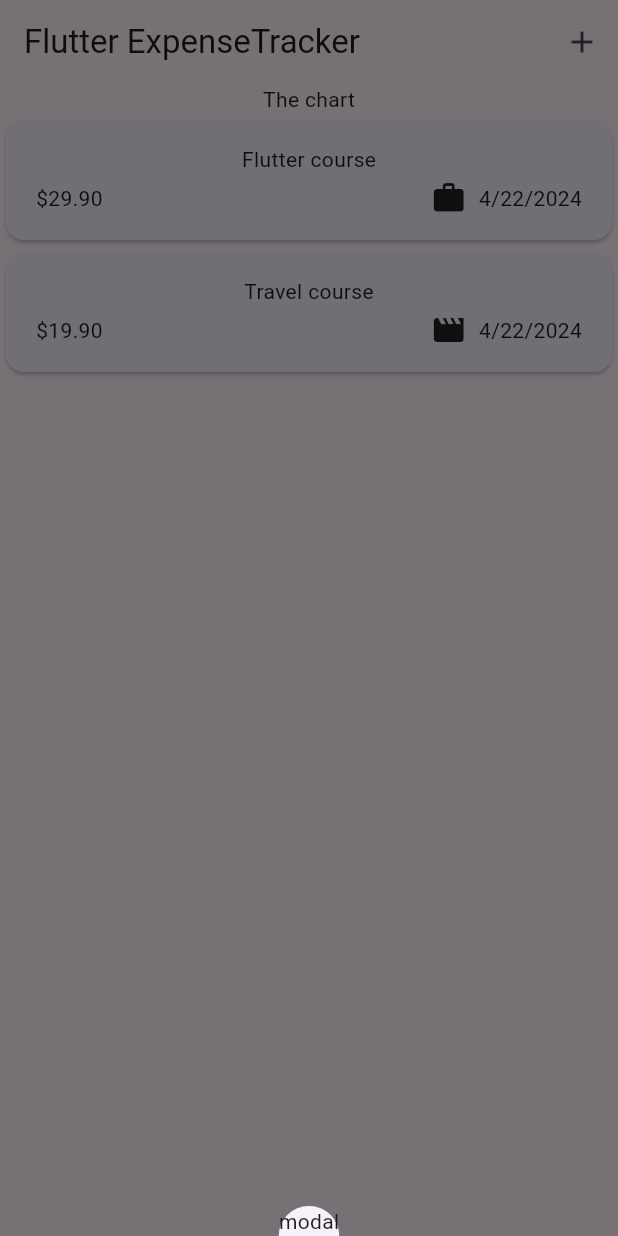
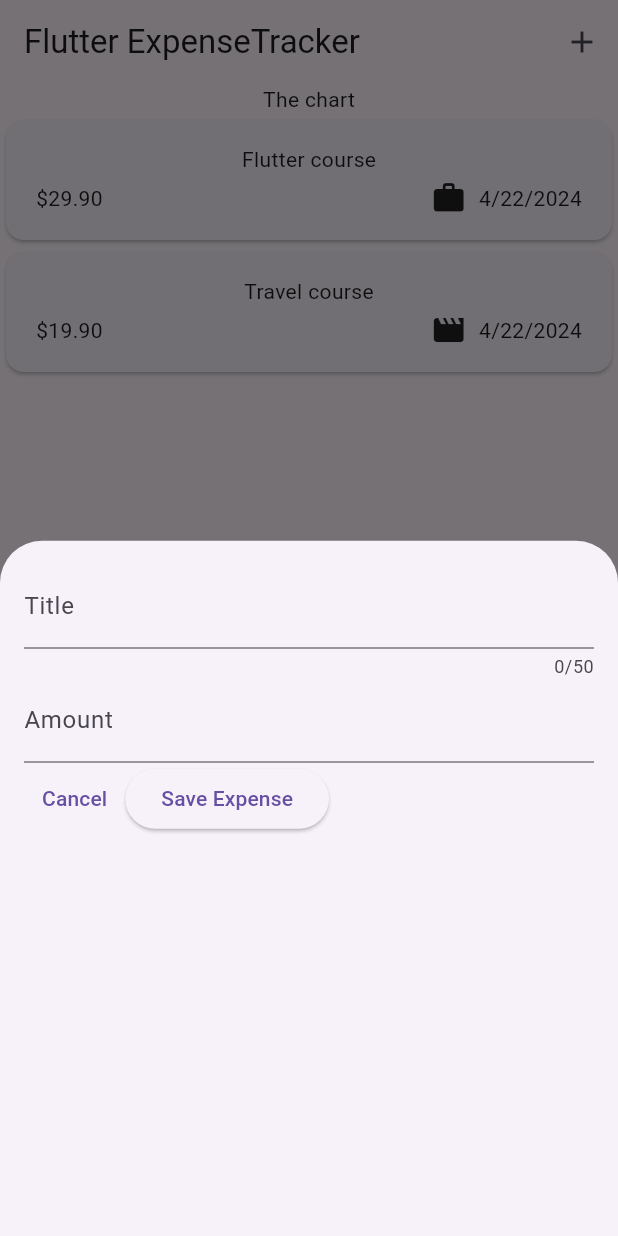
Before and after one commit to KarlieKKY/expense_tracker, a Flutter app: the screen it shows after launch, after a tap on the "add" icon, on a phone screen of 412 x 824 dp. Run offline on Flutter 3.47's test engine with Material 3 defaults, Android fonts, the phone set to English and light mode, and no system bars.

Commit message:
amount input and cancel button

```diff
--- a/lib/widgets/expenses.dart
+++ b/lib/widgets/expenses.dart
@@ -2,6 +2,7 @@ import 'package:flutter/material.dart';
 
 import 'package:expense_tracker/models/expense.dart';
 import 'package:expense_tracker/widgets/expenses_list/expenses_list.dart';
+import 'package:expense_tracker/widgets/new_expense.dart';
 
 class Expenses extends StatefulWidget {
   const Expenses({super.key});
@@ -27,7 +28,8 @@ class _ExpensesState extends State<Expenses> {
   ];
 
   void _openAddExpenseOverlay() {
-    showModalBottomSheet(context: context, builder: (ctx) => Text("modal"));
+    showModalBottomSheet(
+        context: context, builder: (ctx) => const NewExpense());
   }
 
   @override
--- /dev/null
+++ b/lib/widgets/new_expense.dart
@@ -0,0 +1,70 @@
+import 'package:flutter/material.dart';
+
+class NewExpense extends StatefulWidget {
+  const NewExpense({super.key});
+
+  @override
+  State<NewExpense> createState() {
+    return _NewExpenseState();
+  }
+}
+
+class _NewExpenseState extends State<NewExpense> {
+  // var _enteredTitle = '';
+
+  // void _saveTitleInput(String inputValue) {
+  //   _enteredTitle = inputValue;
+  // }
+  final _titleController = TextEditingController();
+  final _amountController = TextEditingController();
+
+  @override
+  void dispose() {
+    _titleController.dispose();
+    _amountController.dispose();
+    super.dispose();
+  }
+
+  @override
+  Widget build(BuildContext context) {
+    return Padding(
+      padding: const EdgeInsets.all(16),
+      child: Column(
+        children: [
+          TextField(
+            // onChanged: _saveTitleInput,
+            controller: _titleController,
+            maxLength: 50,
+            decoration: const InputDecoration(
+              label: Text('Title'),
+            ),
+          ),
+          TextField(
+            controller: _amountController,
+            keyboardType: TextInputType.number,
+            decoration: const InputDecoration(
+              prefixText: '\$ ',
+              label: Text('Amount'),
+            ),
+          ),
+          Row(
+            children: [
+              TextButton(
+                  onPressed: () {
+                    Navigator.pop(context);
+                  },
+                  child: const Text('Cancel')),
+              ElevatedButton(
+                  onPressed: () {
+                    // print(_enteredTitle);
+                    print(_titleController.text);
+                    print(_amountController.text);
+                  },
+                  child: const Text('Save Expense')),
+            ],
+          )
+        ],
+      ),
+    );
+  }
+}
```
